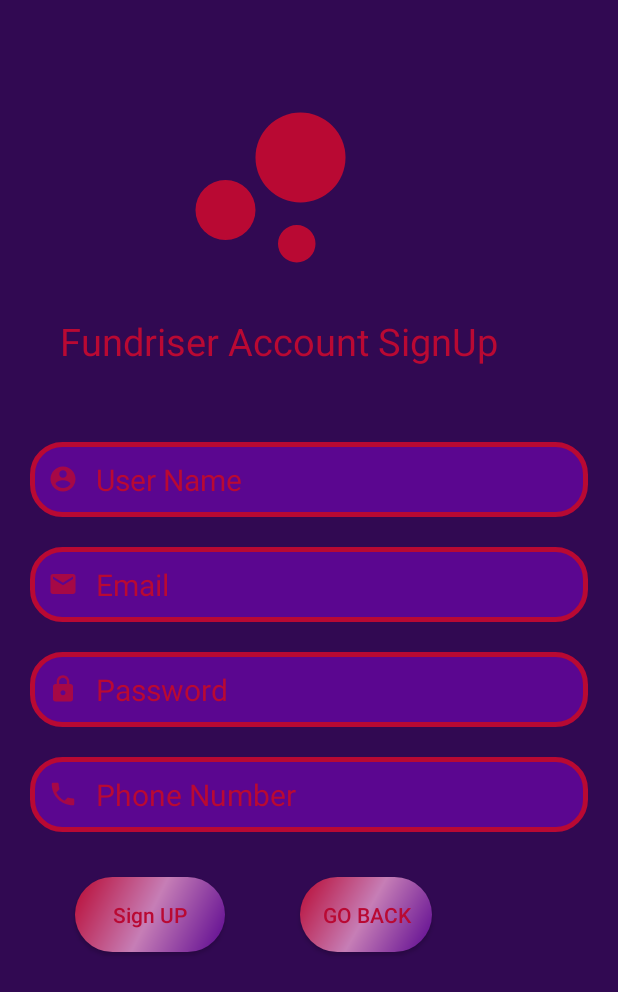
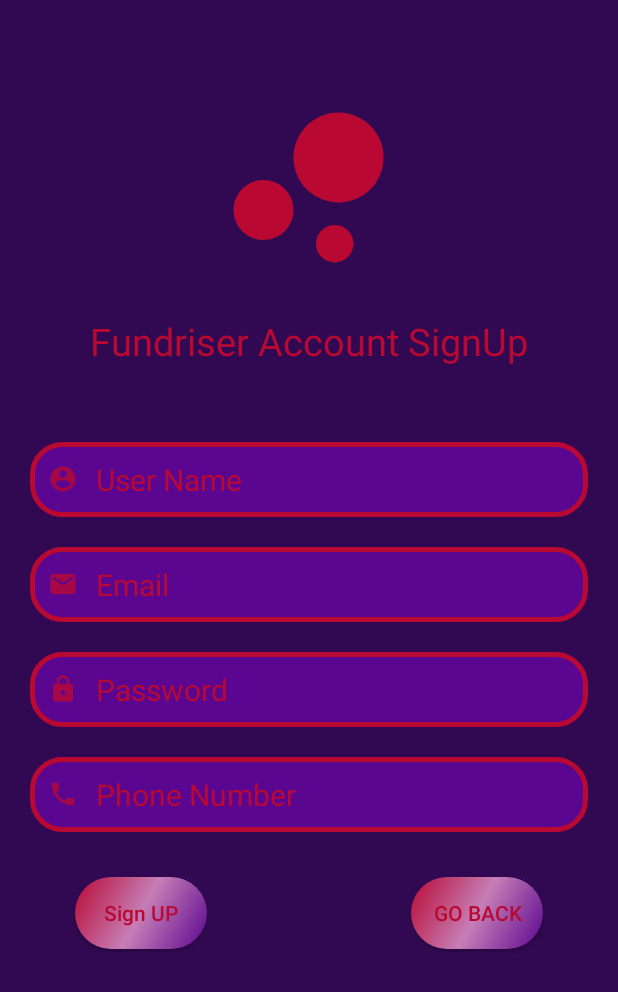
Before and after one commit to hawanha1/androidStudioProject, an Android app: the signUp screen opened directly, with no data from a screen before it, on a phone screen of 412 x 824 dp. Shown: the top 992 px of the screen. Run offline under Robolectric (Android 15) with nearby library versions, the phone set to English and light mode, and no system bars.

Commit message:
align horizontly sign up button centeraly

```diff
--- a/trustwalefare/app/src/main/res/layout/activity_home.xml
+++ b/trustwalefare/app/src/main/res/layout/activity_home.xml
@@ -13,7 +13,8 @@
         android:layout_marginRight="130dp"
         android:layout_marginTop="50dp"
         app:srcCompat="@drawable/ic_baseline_bubble_chart_40"
-        tools:ignore="VectorDrawableCompat"/>
+        tools:ignore="VectorDrawableCompat"
+        android:layout_centerHorizontal="true"/>
     <TextView
         android:id="@+id/titleText"
         android:layout_width="wrap_content"
@@ -25,6 +26,7 @@
         android:layout_marginLeft="40dp"
         android:layout_marginTop="10dp"
         android:textSize="25dp"
+        android:layout_centerHorizontal="true"
         />
     <ScrollView xmlns:android="http://schemas.android.com/apk/res/android"
         xmlns:app="http://schemas.android.com/apk/res-auto"
--- a/trustwalefare/app/src/main/res/layout/activity_sign_up.xml
+++ b/trustwalefare/app/src/main/res/layout/activity_sign_up.xml
@@ -15,7 +15,8 @@
         android:layout_marginRight="130dp"
         android:layout_marginTop="50dp"
         app:srcCompat="@drawable/ic_baseline_bubble_chart_40"
-        tools:ignore="VectorDrawableCompat" />
+        tools:ignore="VectorDrawableCompat"
+        android:layout_centerHorizontal="true"/>
     <TextView
         android:id="@+id/titleText"
         android:layout_width="wrap_content"
@@ -27,6 +28,7 @@
         android:layout_marginLeft="40dp"
         android:layout_marginTop="10dp"
         android:textSize="25dp"
+        android:layout_centerHorizontal="true"
         />
     <EditText
         android:id="@+id/inputName"
@@ -98,26 +100,28 @@
         />
     <Button
         android:id="@+id/signUpButton"
-        android:layout_width="100dp"
-        android:layout_height="50dp"
+        android:layout_width="wrap_content"
+        android:layout_height="wrap_content"
         android:layout_below="@+id/inputPhone"
         android:hint="@string/sign_up"
+        android:layout_alignParentLeft="true"
         android:layout_marginLeft="50dp"
         android:layout_marginTop="30dp"
         android:layout_marginRight="50dp"
         android:background="@drawable/gradient_button"
         android:textColorHint="@color/gradiant"
-        />
+        tools:ignore="Suspicious0dp" />
     <Button
         android:id="@+id/logInButton"
         android:layout_width="wrap_content"
-        android:layout_height="50dp"
+        android:layout_height="wrap_content"
         android:layout_below="@+id/inputPhone"
         android:text="Go Back"
+        android:layout_alignParentRight="true"
         android:layout_marginLeft="200dp"
         android:layout_marginTop="30dp"
         android:layout_marginRight="50dp"
         android:background="@drawable/gradient_button"
         android:textColor="@color/gradiant"
-        />
+        tools:ignore="Suspicious0dp" />
 </RelativeLayout>
```
Also changed, not shown: trustwalefare/app/src/main/res/layout/activity_main.xml (+3 -5 lines).
